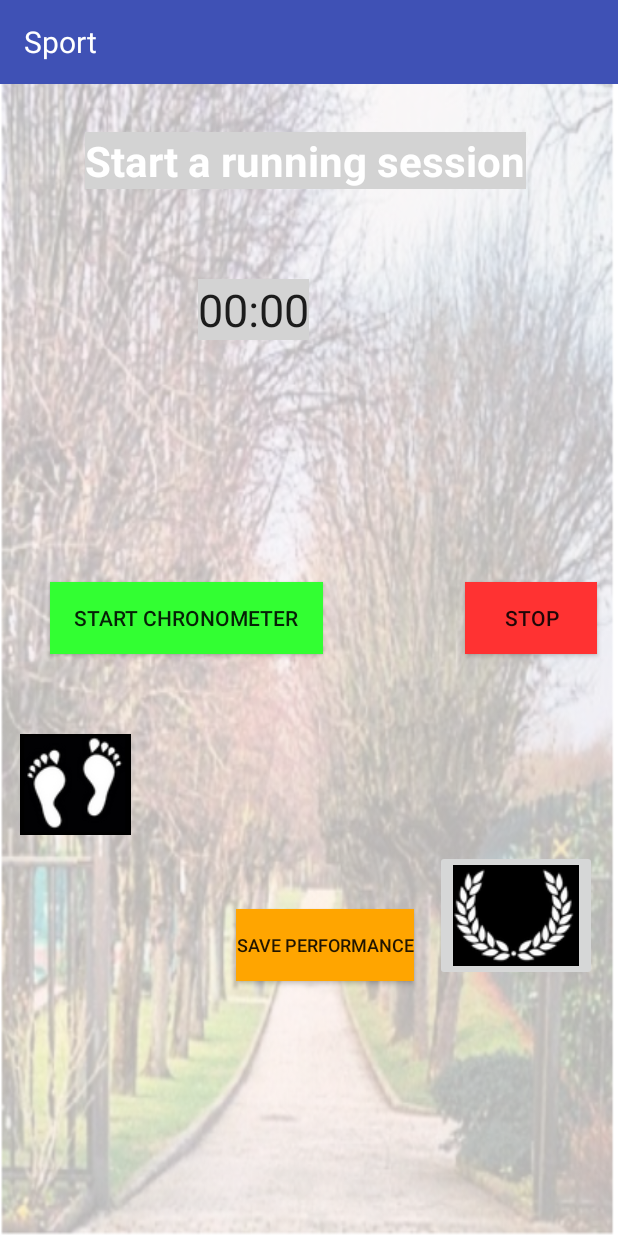
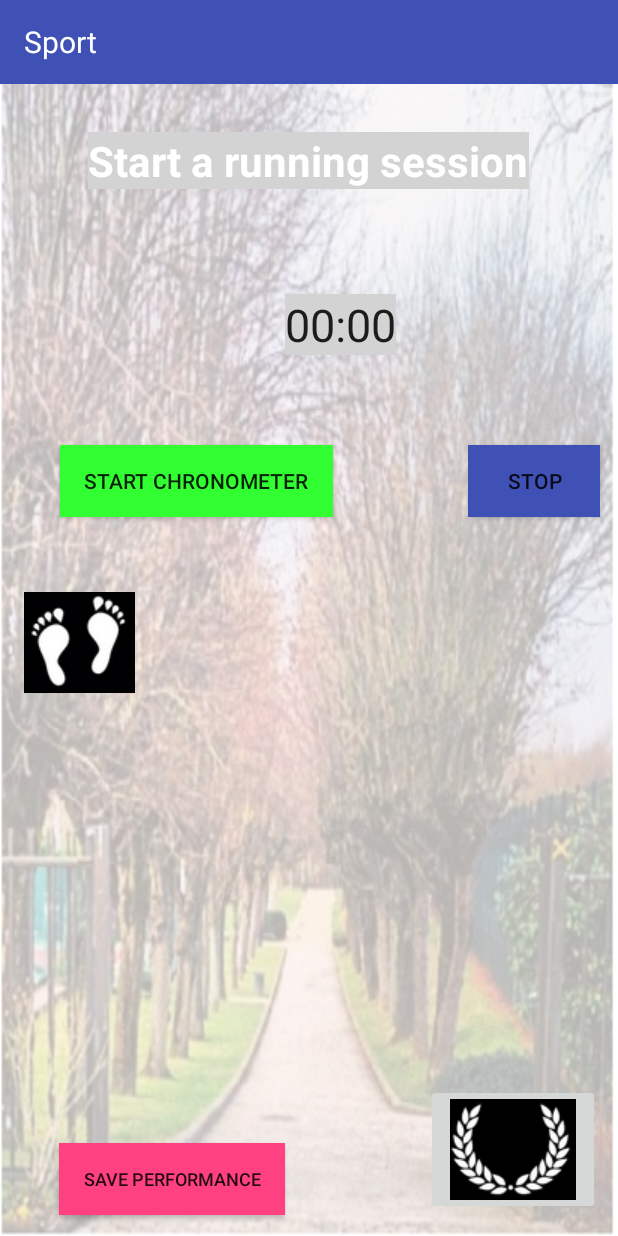
Before and after one commit to 0rangeProject/BeSocial, an Android app: the layout activity_sport.xml on its own in the app's theme, with its tools: preview values and no code run, on a phone screen of 412 x 824 dp. Run offline under Robolectric (Android 15) with nearby library versions, the phone set to English and light mode, and no system bars.

Commit message:
colors matching

```diff
--- a/app/src/main/res/layout/activity_sport.xml
+++ b/app/src/main/res/layout/activity_sport.xml
@@ -23,6 +23,34 @@
 
     </android.support.v7.widget.Toolbar>
 
+    <Button
+        android:text="@string/stop_chrono"
+        android:background="@color/colorPrimary"
+        android:layout_width="wrap_content"
+        android:layout_height="wrap_content"
+        android:id="@+id/btn_stop_chrono"
+        android:layout_alignBaseline="@+id/btn_start_chrono"
+        android:layout_alignBottom="@+id/btn_start_chrono"
+        android:layout_alignParentRight="true"
+        android:layout_alignParentEnd="true"
+        android:layout_marginRight="12dp"
+        android:layout_marginEnd="12dp"
+        android:paddingLeft="16dp"
+        android:paddingRight="16dp"/>
+
+    <ImageView
+        android:layout_width="wrap_content"
+        android:layout_height="wrap_content"
+        app:srcCompat="@drawable/sport_steps"
+        android:layout_marginTop="50dp"
+        android:id="@+id/img_feet"
+        android:layout_below="@+id/btn_start_chrono"
+        android:layout_alignParentLeft="true"
+        android:layout_alignParentStart="true"
+        android:contentDescription="@string/describe_steps"
+        android:paddingLeft="16dp"
+        android:paddingRight="16dp"/>
+
     <TextView
         android:textColor="@color/colorBlack"
         android:textSize="20sp"
@@ -31,7 +59,60 @@
         android:layout_alignBottom="@+id/img_feet"
         android:layout_centerHorizontal="true"
         android:layout_marginBottom="19dp"
-        android:id="@+id/stepscounts" />
+        android:id="@+id/stepscounts"
+        android:paddingLeft="16dp"
+        android:paddingRight="16dp"/>
+
+    <Button
+        android:text="@string/save_sport"
+        android:textSize="12sp"
+        android:background="@color/colorAccent"
+        android:layout_width="wrap_content"
+        android:layout_height="wrap_content"
+        android:layout_alignParentBottom="true"
+        android:layout_toLeftOf="@+id/chrono"
+        android:layout_toStartOf="@+id/chrono"
+        android:layout_marginBottom="14dp"
+        android:id="@+id/btn_save_perf"
+        android:paddingLeft="16dp"
+        android:paddingRight="16dp"/>
+
+    <ImageButton
+        android:layout_width="wrap_content"
+        android:layout_height="wrap_content"
+        app:srcCompat="@drawable/sport_challenge"
+        android:id="@+id/img_btn_challenge"
+        android:contentDescription="@string/describe_challenge"
+        android:layout_alignBottom="@+id/btn_save_perf"
+        android:layout_alignRight="@+id/btn_stop_chrono"
+        android:layout_alignEnd="@+id/btn_stop_chrono"
+        android:paddingLeft="16dp"
+        android:paddingRight="16dp"/>
+
+    <Button
+        android:text="@string/start_chrono"
+        android:background="@color/colorGreen"
+        android:layout_width="wrap_content"
+        android:layout_height="wrap_content"
+        android:id="@+id/btn_start_chrono"
+        android:layout_marginTop="60dp"
+        android:paddingLeft="16dp"
+        android:paddingRight="16dp"
+        android:layout_below="@+id/chrono"
+        android:layout_alignRight="@+id/stepscounts"
+        android:layout_alignEnd="@+id/stepscounts" />
+
+    <Chronometer
+        android:layout_width="wrap_content"
+        android:layout_height="wrap_content"
+        android:visibility="visible"
+        android:textSize="30sp"
+        android:background="@color/colorGray"
+        android:id="@+id/chrono"
+        android:layout_marginTop="70dp"
+        android:layout_below="@+id/start_sport"
+        android:layout_alignLeft="@+id/stepscounts"
+        android:layout_alignStart="@+id/stepscounts" />
 
     <TextView
         android:text="@string/start_running"
@@ -44,84 +125,5 @@
         android:background="@color/colorGray"
         android:layout_marginTop="32dp"
         android:layout_below="@+id/my_toolbar_first_sport"
-        android:layout_alignLeft="@+id/btn_start_chrono"
-        android:layout_alignStart="@+id/btn_start_chrono"
-        android:layout_marginLeft="23dp"
-        android:layout_marginStart="23dp" />
-
-    <Chronometer
-        android:layout_width="wrap_content"
-        android:layout_height="wrap_content"
-        android:visibility="visible"
-        android:textSize="30sp"
-        android:background="@color/colorGray"
-        android:id="@+id/chrono"
-        android:layout_marginTop="60dp"
-        android:layout_below="@+id/start_sport"
-        android:layout_alignRight="@+id/stepscounts"
-        android:layout_alignEnd="@+id/stepscounts" />
-
-    <ImageButton
-        android:layout_width="wrap_content"
-        android:layout_height="wrap_content"
-        app:srcCompat="@drawable/sport_challenge"
-        android:id="@+id/img_btn_challenge"
-        android:contentDescription="@string/describe_challenge"
-        android:layout_below="@+id/stepscounts"
-        android:layout_alignRight="@+id/btn_stop_chrono"
-        android:layout_alignEnd="@+id/btn_stop_chrono"
-        android:layout_marginTop="10dp" />
-
-    <Button
-        android:text="@string/save_sport"
-        android:textSize="12sp"
-        android:background="@color/colorOrange"
-        android:layout_width="wrap_content"
-        android:layout_height="wrap_content"
-        android:id="@+id/btn_save_perf"
-        android:layout_alignBottom="@+id/img_btn_challenge"
-        android:layout_toLeftOf="@+id/img_btn_challenge"
-        android:layout_toStartOf="@+id/img_btn_challenge"
-        android:layout_marginRight="14dp"
-        android:layout_marginEnd="14dp" />
-
-    <Button
-        android:text="@string/stop_chrono"
-        android:background="@color/colorSoftRed"
-        android:layout_width="wrap_content"
-        android:layout_height="wrap_content"
-        android:id="@+id/btn_stop_chrono"
-        android:layout_marginRight="14dp"
-        android:layout_marginEnd="14dp"
-        android:layout_alignBaseline="@+id/btn_start_chrono"
-        android:layout_alignBottom="@+id/btn_start_chrono"
-        android:layout_alignParentRight="true"
-        android:layout_alignParentEnd="true" />
-
-    <Button
-        android:text="@string/start_chrono"
-        android:background="@color/colorGreen"
-        android:layout_width="wrap_content"
-        android:layout_height="wrap_content"
-        android:id="@+id/btn_start_chrono"
-        android:paddingLeft="16dp"
-        android:paddingRight="16dp"
-        android:layout_centerVertical="true"
-        android:layout_alignParentLeft="true"
-        android:layout_alignParentStart="true"
-        android:layout_marginLeft="33dp"
-        android:layout_marginStart="33dp" />
-
-    <ImageView
-        android:layout_width="wrap_content"
-        android:layout_height="wrap_content"
-        app:srcCompat="@drawable/sport_steps"
-        android:layout_marginTop="53dp"
-        android:id="@+id/img_feet"
-        android:contentDescription="@string/describe_steps"
-        android:layout_below="@+id/btn_start_chrono"
-        android:layout_alignParentLeft="true"
-        android:layout_alignParentStart="true"
-        android:layout_marginLeft="13dp"
-        android:layout_marginStart="13dp" />
+        android:layout_centerHorizontal="true" />
 </RelativeLayout>
--- a/app/src/main/res/layout/fragment_contacts_challenge.xml
+++ b/app/src/main/res/layout/fragment_contacts_challenge.xml
@@ -25,18 +25,6 @@
 
     </android.support.v7.widget.Toolbar>
 
-    <TextView
-        android:text="@string/challenge_text"
-        android:textColor="@color/colorWhite"
-        android:textStyle="bold"
-        android:textSize="28sp"
-        android:background="@color/colorGray"
-        android:layout_width="wrap_content"
-        android:layout_height="wrap_content"
-        android:id="@+id/see_challenge"
-        android:layout_below="@+id/challengeImg"
-        android:layout_centerHorizontal="true" />
-
     <ListView
         android:id="@+id/contacts_challenge_list"
         android:layout_width="match_parent"
@@ -49,13 +37,18 @@
         android:scrollbarStyle="outsideOverlay"
         tools:listitem="@layout/list_item_contacts_challenge" />
 
-    <FrameLayout xmlns:android="http://schemas.android.com/apk/res/android"
-        xmlns:tools="http://schemas.android.com/tools"
-        android:id="@+id/container"
-        android:layout_width="match_parent"
-        android:layout_height="match_parent"
-        tools:context="com.example.agathe.tsgtest.sport.ChallengeActivity"
-        tools:ignore="MergeRootFrame" />
+    <TextView
+        android:text="@string/challenge_text"
+        android:textColor="@color/colorWhite"
+        android:textStyle="bold"
+        android:textSize="28sp"
+        android:background="@color/colorGray"
+        android:layout_width="wrap_content"
+        android:layout_height="wrap_content"
+        android:id="@+id/see_challenge"
+        android:layout_below="@+id/my_toolbar_challenge"
+        android:layout_centerHorizontal="true"
+        android:layout_marginTop="74dp" />
 
     <ImageView
         android:layout_width="80dp"
@@ -65,8 +58,15 @@
         android:layout_gravity="end"
         android:contentDescription="@string/describe_challenge"
         android:adjustViewBounds="true"
-        android:layout_below="@+id/my_toolbar_challenge"
-        android:layout_centerHorizontal="true" />
+        android:layout_above="@+id/contacts_challenge_list"
+        android:layout_centerHorizontal="true"
+        android:layout_marginBottom="23dp" />
 
-
+    <FrameLayout xmlns:android="http://schemas.android.com/apk/res/android"
+        xmlns:tools="http://schemas.android.com/tools"
+        android:id="@+id/container"
+        android:layout_width="match_parent"
+        android:layout_height="match_parent"
+        tools:context="com.example.agathe.tsgtest.sport.ChallengeActivity"
+        tools:ignore="MergeRootFrame" />
 </RelativeLayout>
```
